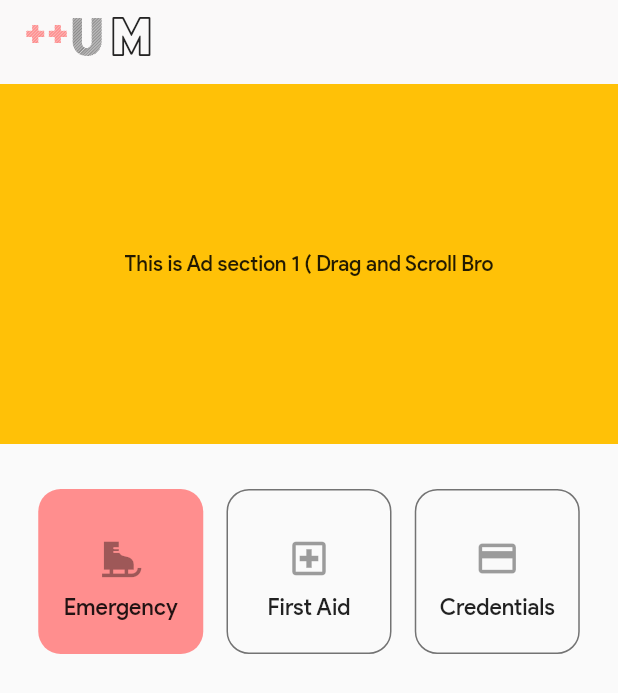
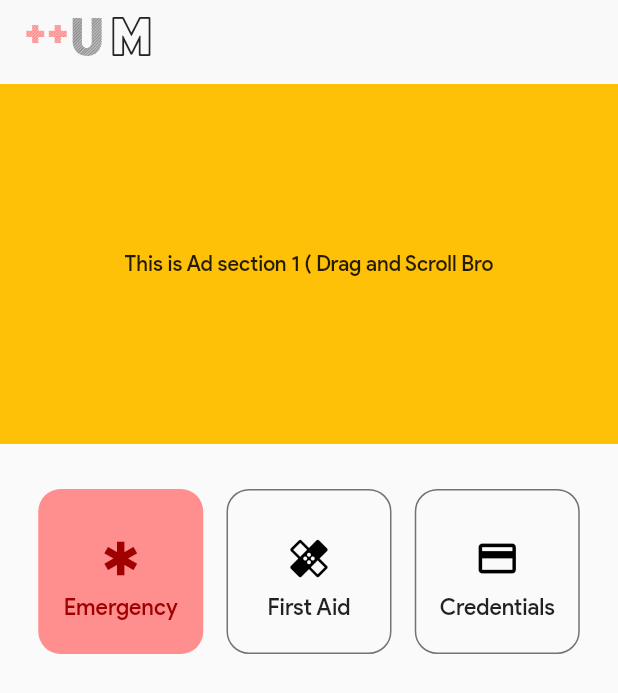
Before and after one commit to Jxhan11/UniMed, a Flutter app: the screen it shows after launch, on a phone screen of 412 x 824 dp. Shown: the top 693 px of the screen. Run offline on Flutter 3.47's test engine with Material 2 defaults, Android fonts, the phone set to English and light mode, and no system bars.

Commit message:
Update main.dart

```diff
--- a/lib/main.dart
+++ b/lib/main.dart
@@ -162,8 +162,8 @@ class _EmergencyCardsState extends State<EmergencyCards> {
                 child: Column(
                   mainAxisSize: MainAxisSize.min,
                   children: <Widget>[
-                    IconButton(onPressed: null, icon: Icon(Icons.ice_skating),iconSize: 30,),
-                    Text("Emergency",style: TextStyle(fontSize: 15),),
+                    IconButton(onPressed: (){}, icon: Icon(Icons.emergency),iconSize: 30,color: Color(0xFFA00000),),
+                    Text("Emergency",style: TextStyle(fontSize: 15,color:Color(0xFFA00000), ),),
                   ],
                 ),
               ),
@@ -177,7 +177,7 @@ class _EmergencyCardsState extends State<EmergencyCards> {
                 child: Column(
                   mainAxisSize: MainAxisSize.min,
                   children: <Widget>[
-                    IconButton(onPressed: null, icon: Icon(Icons.local_hospital_outlined),iconSize: 30,),
+                    IconButton(onPressed: (){}, icon: Icon(Icons.healing),iconSize: 30,color: Colors.black,),
                     Text("First Aid",style: TextStyle(fontSize: 15),),
                   ],
                 ),
@@ -192,7 +192,7 @@ class _EmergencyCardsState extends State<EmergencyCards> {
                 child: Column(
                   mainAxisSize: MainAxisSize.min,
                   children: <Widget>[
-                    IconButton(onPressed: null, icon: Icon(Icons.credit_card),iconSize: 30,),
+                    IconButton(onPressed: (){}, icon: Icon(Icons.credit_card),iconSize: 30,color: Colors.black,),
                     Text("Credentials",style: TextStyle(fontSize: 15),),
                   ],
                 ),
```
